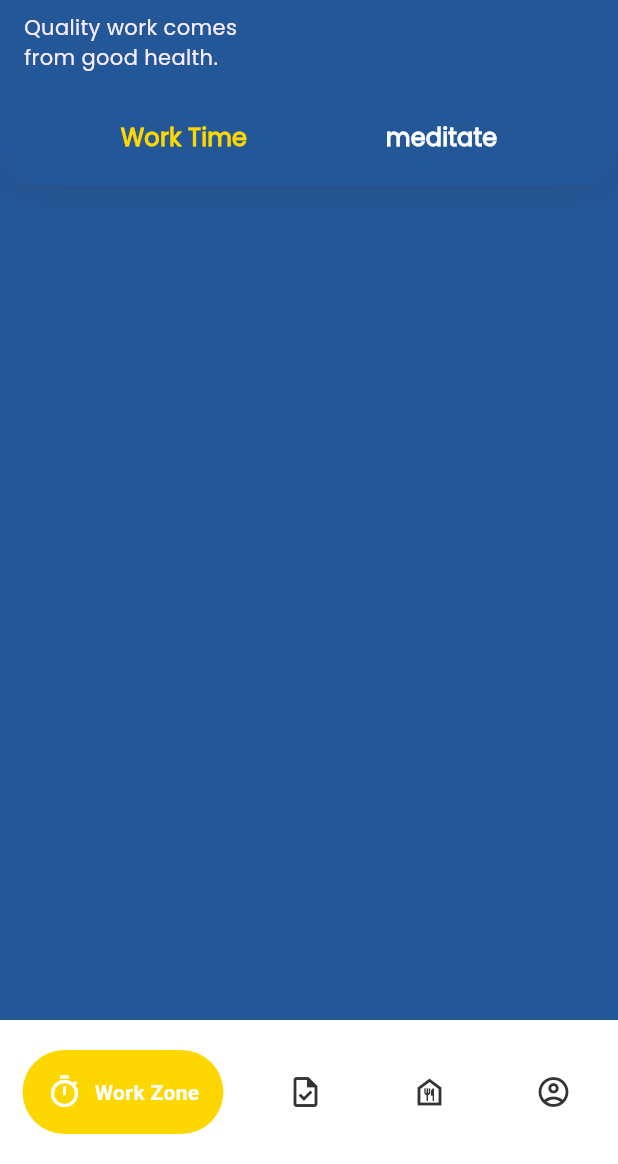
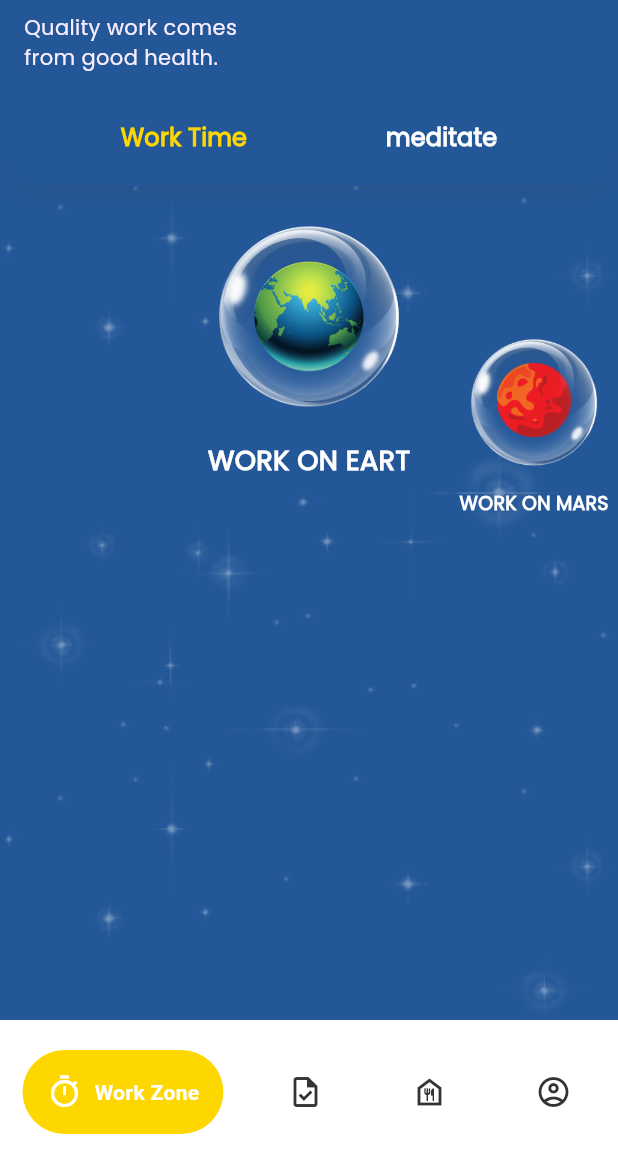
Before and after one commit to JakkapatB/ProjectMobileApp2024, a Flutter app: the screen it shows after launch, on a phone screen of 412 x 824 dp, the part 72-1236 px from its top. Run offline on Flutter 3.47's test engine with Material 3 defaults, Android fonts, the phone set to English and light mode, and no system bars; drawn by our look-alikes of google_nav_bar, scroll_snap_list; our stand-ins replace hexcolor.

Commit message:
new workzone

```diff
--- a/lib/components/navbar.dart
+++ b/lib/components/navbar.dart
@@ -15,31 +15,18 @@ class Navbar extends StatefulWidget {
 }
 
 class _NavbarState extends State<Navbar> {
-  late PageController _pageController;
-  int selecteIndex = 0;
-  @override
-  void initState() {
-    super.initState();
-    _pageController = PageController();
-  }
+  int _selectedIndex = 0;
 
+  final List<Widget> _pages = [
+    const Workzone(),
+    const TaskPage(),
+    const Focusfood(),
+    const Profile(),
+  ];
   @override
   Widget build(BuildContext context) {
     return Scaffold(
-      body: PageView(
-        controller: _pageController,
-        onPageChanged: (index) {
-          setState(() {
-            selecteIndex = index;
-          });
-        },
-        children: const [
-          Workzone(),
-          TaskPage(),
-          Focusfood(),
-          Profile(),
-        ],
-      ),
+      body: _pages[_selectedIndex],
       bottomNavigationBar: Container(
         color: HexColor('#FFFFFF'),
         child: Padding(
@@ -50,12 +37,6 @@ class _NavbarState extends State<Navbar> {
               activeColor: HexColor('#FFFFFF'),
               tabBackgroundColor: HexColor('#FFD700'),
               gap: 8,
-              onTabChange: (index) {
-                setState(() {
-                  selecteIndex = index;
-                });
-                _pageController.jumpToPage(index);
-              },
               padding: const EdgeInsets.all(16),
               tabs: const [
                 GButton(
@@ -74,7 +55,13 @@ class _NavbarState extends State<Navbar> {
                   icon: Icons.account_circle_outlined,
                   text: 'Proflie',
                 ),
-              ]),
+              ],
+              selectedIndex: _selectedIndex,
+              onTabChange: (index) {
+                setState(() {
+                  _selectedIndex = index;
+                });
+              }),
         ),
       ),
     );
--- a/lib/pages/workzone.dart
+++ b/lib/pages/workzone.dart
@@ -1,5 +1,8 @@
+import 'dart:math';
+
 import 'package:flutter/material.dart';
 import 'package:hexcolor/hexcolor.dart';
+import 'package:scroll_snap_list/scroll_snap_list.dart';
 
 class Workzone extends StatefulWidget {
   const Workzone({super.key});
@@ -38,8 +41,15 @@ class WorkzoneState extends State<Workzone> {
           ),
           body: Container(
             width: double.infinity,
+            decoration: BoxDecoration(
+              color: HexColor('#245798'),
+              image: const DecorationImage(
+                image: AssetImage(
+                    'assets/images/Star.png'), // Replace with your image asset
+                fit: BoxFit.cover,
+              ),
+            ),
             //This is the largest box that is the body of the app.
-            color: HexColor('#245798'),
             child: Column(
               mainAxisAlignment: MainAxisAlignment.start,
               children: <Widget>[
@@ -119,9 +129,96 @@ class WorkzoneState extends State<Workzone> {
                   ),
                 ),
                 //UI work zone and meditate
+                isWorkTimeSelectd
+                    ? isMeditateSelectd
+                        ? const Center(child: Text("ERROR 5555"))
+                        : const Expanded(child: CardHorizontal())
+                    : Container(
+                        color: Colors.yellow,
+                        width: 100,
+                        height: 100,
+                      )
               ],
             ),
           )),
     );
   }
 }
+
+class CardHorizontal extends StatefulWidget {
+  const CardHorizontal({super.key});
+
+  @override
+  State<CardHorizontal> createState() => _CardHorizontalState();
+}
+
+class _CardHorizontalState extends State<CardHorizontal> {
+  List<String> images = [
+    'assets/images/Earth.png',
+    'assets/images/Mars.png',
+    'assets/images/Saturn.png',
+    'assets/images/Uranus.png'
+  ];
+  List<String> textheader = ['EART', 'MARS', 'SATURN', 'URANUS'];
+  Widget buildItemList(BuildContext context, int index) {
+    int dataIndex = index % images.length;
+    if (index == images.length) {
+      return const Center(
+        child: CircularProgressIndicator(),
+      );
+    }
+    return Container(
+      width: 150,
+      margin: const EdgeInsets.only(top: 12.0),
+      child: Column(
+        mainAxisAlignment: MainAxisAlignment.start,
+        children: <Widget>[
+          Container(
+            height: 150,
+            decoration: BoxDecoration(
+                image: DecorationImage(
+                    image: AssetImage(images[dataIndex]), fit: BoxFit.cover)),
+          ),
+          Padding(
+            padding: const EdgeInsets.only(top: 8.0),
+            child: Text(
+              'WORK ON ${textheader[dataIndex]}', // You can replace this with your desired text
+              style: TextStyle(
+                  fontSize: 18,
+                  fontWeight: FontWeight.bold,
+                  color: HexColor('#ffffff')),
+            ),
+          )
+        ],
+      ),
+    );
+  }
+
+  @override
+  Widget build(BuildContext context) {
+    return Container(
+      child: Column(
+        mainAxisAlignment: MainAxisAlignment.start,
+        children: <Widget>[
+          Expanded(
+              child: ScrollSnapList(
+            itemBuilder: (context, index) => buildItemList(context, index),
+            itemSize: 150,
+            dynamicItemSize: true,
+            onReachEnd: () {
+              Scrollable.ensureVisible(
+                context,
+                alignment: 1.0,
+                duration: const Duration(milliseconds: 300),
+              );
+            },
+            itemCount: images.length,
+            onItemFocus: (int focusedIndex) {
+              print('Item focused: ${focusedIndex + 1}');
+            },
+          )),
+        ],
+      ),
+    );
+  }
+}
--- a/pubspec.yaml
+++ b/pubspec.yaml
@@ -36,6 +36,7 @@ dependencies:
   cupertino_icons: ^1.0.2
   google_nav_bar: ^5.0.6
   hexcolor: ^3.0.1
+  scroll_snap_list: ^0.9.1
 
 dev_dependencies:
   flutter_test:
@@ -74,6 +75,7 @@ flutter:
     - assets/images/Star.png
     - assets/images/Water.png
     - assets/images/cat.jpg
+    - assets/images/Uranus.png
 
   # An image asset can refer to one or more resolution-specific "variants", see
   # https://flutter.dev/assets-and-images/#resolution-aware
```
Also changed, not shown: assets/images/Star.png, assets/images/Uranus.png (added), pubspec.lock.
